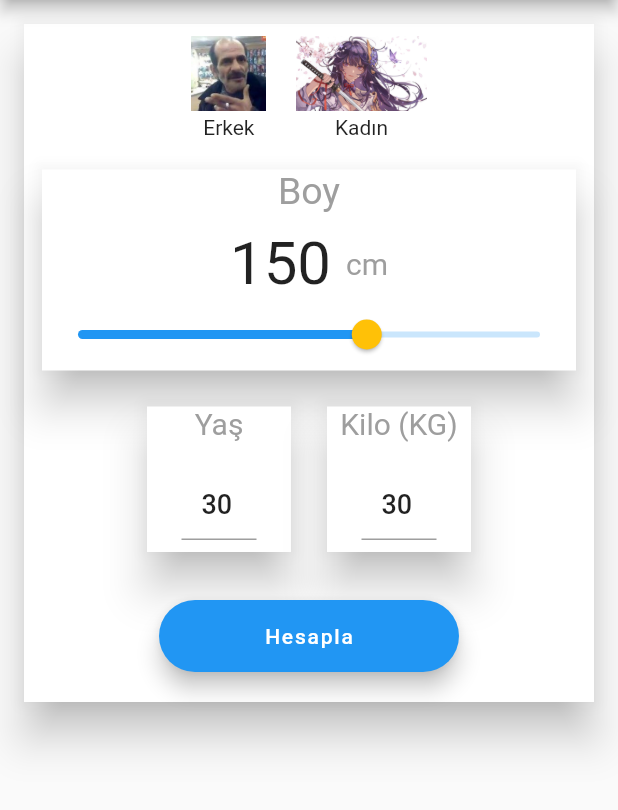
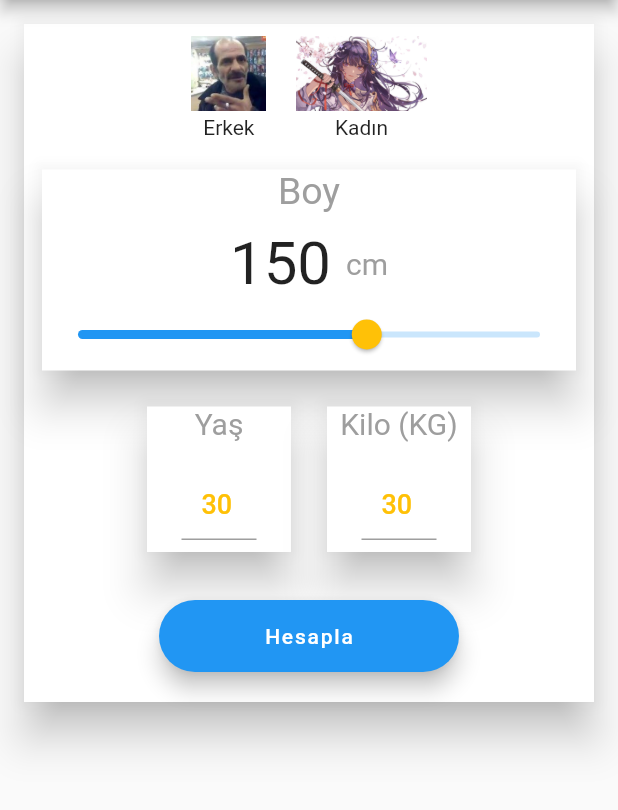
Before and after one commit to HasanErkacmaz/BMICalculator, a Flutter app: the screen it shows after launch, on a phone screen of 412 x 824 dp, the part 84-894 px from its top. Run offline on Flutter 3.47's test engine with Material 2 defaults, Android fonts, the phone set to English and light mode, and no system bars; our stand-ins replace page_transition, share_plus; missing offline and left inert: flutter_3d_choice_chip, pretty_gauge.

Commit message:
#change-color text field color change

```diff
--- a/lib/Widgets/new_age_and_weight_widget.dart
+++ b/lib/Widgets/new_age_and_weight_widget.dart
@@ -50,7 +50,7 @@ class _AgeAndWeightWidgetState extends State<AgeAndWeightWidget> {
                           widget.onChange(myAgeController.text);
                         },
                         textAlign: TextAlign.center,
-                        style: const TextStyle(color: Colors.black87, fontSize: 18, fontWeight: FontWeight.w500),
+                        style: const TextStyle(color: Colors.amber, fontSize: 18, fontWeight: FontWeight.w500),
                       ),
                     ),
                     const SizedBox(width: 15),
```
